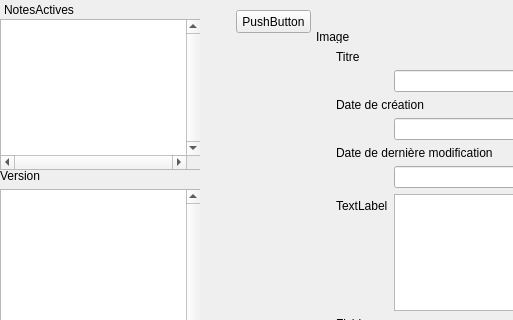
Above: gui/mainwindow.ui from vincebhx/LO21-PluriNotes before the change; both pictures show x 0 to 513 and y 0 to 320 of the 865 by 704 pixel window. Below: the same form after it.
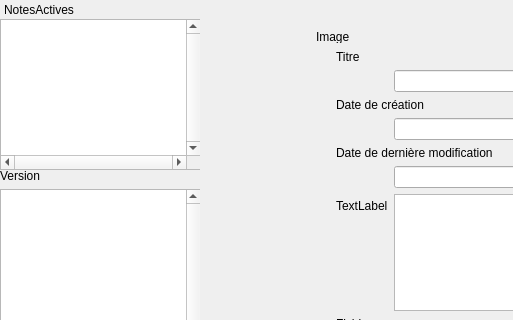
That is the form after the change.

Diff of the .ui file:
```diff
--- a/gui/mainwindow.ui
+++ b/gui/mainwindow.ui
@@ -567,19 +567,6 @@
      <string>Ajouter une note</string>
     </property>
    </widget>
-   <widget class="QPushButton" name="pushButton_5">
-    <property name="geometry">
-     <rect>
-      <x>30</x>
-      <y>10</y>
-      <width>75</width>
-      <height>23</height>
-     </rect>
-    </property>
-    <property name="text">
-     <string>PushButton</string>
-    </property>
-   </widget>
    <widget class="QPushButton" name="ajouterR">
     <property name="geometry">
      <rect>
```
Left out of the diff: 1 changed line with no effect on the pictures.
